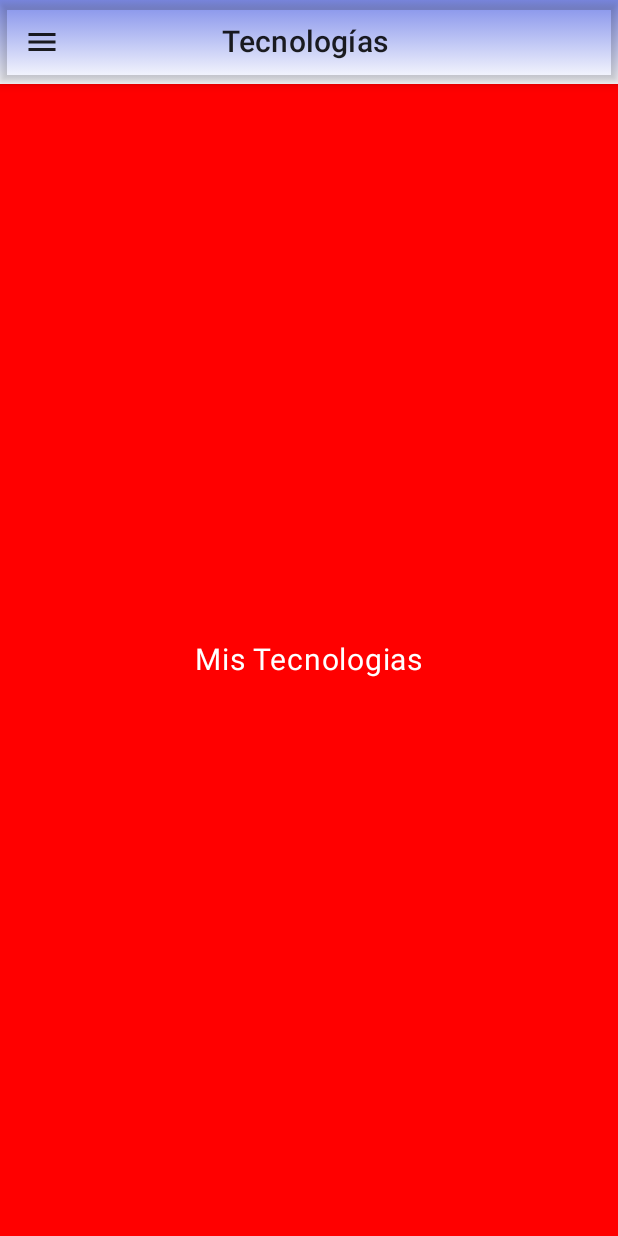
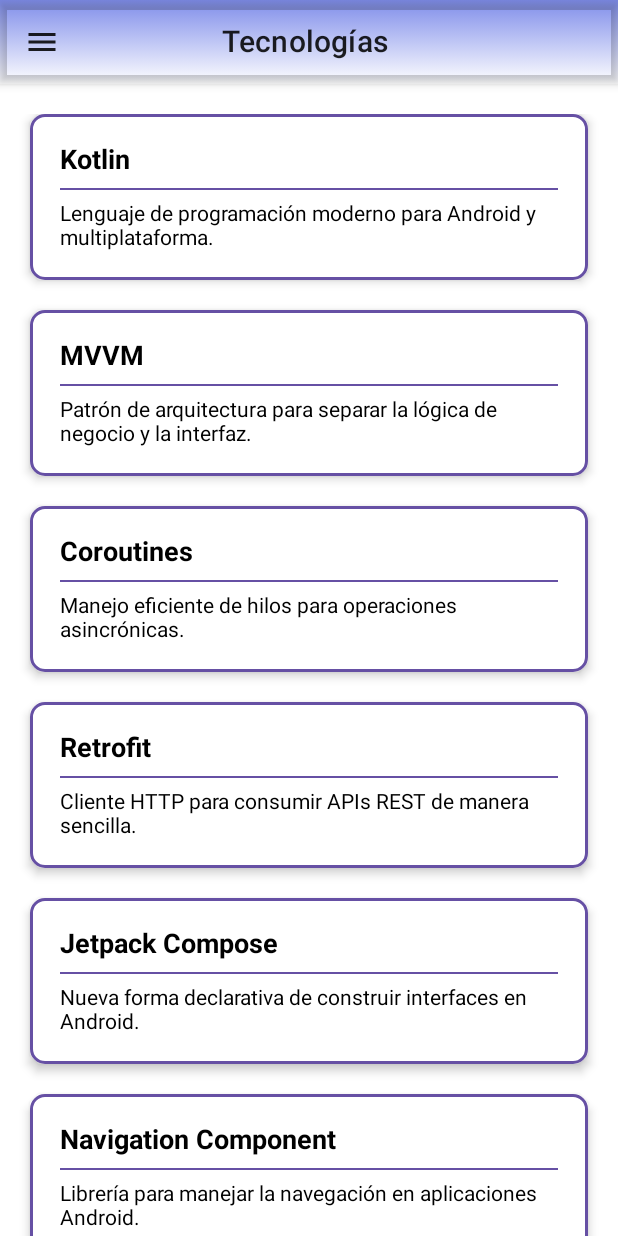
Before and after one commit to ricardosr4/MyProfileCompose, an Android app built with Jetpack Compose: the TechnologiesScreen screen opened through its navigation route, on a phone screen of 412 x 824 dp. Run offline under Robolectric (Android 15) with nearby library versions, the phone set to English and light mode, and no system bars; pictures from the network do not load.

Commit message:
skill screen ok

```diff
--- a/app/src/main/java/com/example/myprofilecompose/ui/projects/presenter/ProjectsScreen.kt
+++ b/app/src/main/java/com/example/myprofilecompose/ui/projects/presenter/ProjectsScreen.kt
@@ -122,12 +122,14 @@ fun ItemProject(galleryModel: GalleryModel, onItemSelected: (GalleryModel) -> Un
 
 fun getProjectXml(): List<GalleryModel> {
     return listOf(
-        GalleryModel("Search Friends XML", R.drawable.img_home_dogs),
-        GalleryModel(" XML", R.drawable.home_searchfriend_xml),
-        GalleryModel(" XML", R.drawable.img_api_sh_xml),
-        GalleryModel(" XML", R.drawable.img_calculadora_xml),
-        GalleryModel(" XML", R.drawable.img_login_first),
-        GalleryModel(" XML", R.drawable.img_recycler_sh_xml),
+        GalleryModel(" Search Friends ", R.drawable.img_home_dogs),
+        GalleryModel(" Search Friends", R.drawable.home_searchfriend_xml),
+        GalleryModel(" Api Super Hero", R.drawable.img_api_sh_xml),
+        GalleryModel(" Calculator", R.drawable.img_calculadora_xml),
+        GalleryModel(" Login", R.drawable.img_login_first),
+        GalleryModel(" Api Super Hero", R.drawable.img_recycler_sh_xml),
+        GalleryModel(" Imc Calculator", R.drawable.img_imc_xml),
+        GalleryModel(" Imc Calculator", R.drawable.img_imc_result),
 
     )
 }
--- a/app/src/main/java/com/example/myprofilecompose/ui/technologies/presenter/TechnologiesScreen.kt
+++ b/app/src/main/java/com/example/myprofilecompose/ui/technologies/presenter/TechnologiesScreen.kt
@@ -1,35 +1,116 @@
 package com.example.myprofilecompose.ui.technologies.presenter
 
+import androidx.compose.foundation.BorderStroke
 import androidx.compose.foundation.background
-import androidx.compose.foundation.layout.Arrangement
-import androidx.compose.foundation.layout.Box
-import androidx.compose.foundation.layout.Column
-import androidx.compose.foundation.layout.fillMaxSize
+import androidx.compose.foundation.layout.*
+import androidx.compose.foundation.lazy.LazyColumn
+import androidx.compose.foundation.lazy.items
+import androidx.compose.foundation.shape.RoundedCornerShape
+import androidx.compose.material.Card
+import androidx.compose.material.Divider
 import androidx.compose.material3.Text
 import androidx.compose.runtime.Composable
 import androidx.compose.ui.Alignment
 import androidx.compose.ui.Modifier
 import androidx.compose.ui.graphics.Color
+import androidx.compose.ui.text.TextStyle
+import androidx.compose.ui.text.font.FontWeight
+import androidx.compose.ui.unit.dp
 import androidx.compose.ui.unit.sp
+import com.example.myprofilecompose.ui.theme.Purple40
 
 @Composable
-fun TechnologiesScreen(){
-    Box(modifier = Modifier
-        .fillMaxSize()
-        .background(color = Color.Red)
-    ){
-        Column(modifier = Modifier
+fun TechnologiesScreen() {
+    Box(
+        modifier = Modifier
             .fillMaxSize()
-            .align(Alignment.Center),
+    ) {
+        Column(
+            modifier = Modifier
+                .fillMaxSize()
+                .align(Alignment.Center),
             verticalArrangement = Arrangement.Center,
             horizontalAlignment = Alignment.CenterHorizontally
-        )
-        {
-            Text(text = "Mis Tecnologias",
-                fontSize = 20.sp,
-                color = Color.White)
+        ) {
 
+            Spacer(modifier = Modifier.height(20.dp)) // Espacio entre el título y el listado
+            // Llama al LazyColumn con la lista de tecnologías
+            SkillList(skills = getSkills())
         }
     }
+}
 
+@Composable
+fun SkillList(skills: List<Pair<String, String>>) {
+    LazyColumn(
+        modifier = Modifier
+            .fillMaxSize()
+            .padding(horizontal = 20.dp),
+        verticalArrangement = Arrangement.spacedBy(20.dp)
+    ) {
+        items(skills) { skill ->
+            SkillItem(name = skill.first, description = skill.second)
+        }
+    }
 }
+
+@Composable
+fun SkillItem(name: String, description: String) {
+    Card(
+        shape = RoundedCornerShape(10.dp),
+        border = BorderStroke(2.dp, color = Purple40),
+        modifier = Modifier
+            .fillMaxWidth(),
+        elevation = 4.dp
+    ) {
+        Column(
+            modifier = Modifier
+                .padding(20.dp)
+        ) {
+            Text(
+                text = name,
+                style = TextStyle(
+                    fontSize = 18.sp,
+                    fontWeight = FontWeight.Bold
+                ),
+                modifier = Modifier.align(Alignment.Start)
+            )
+            Divider(
+                color = Purple40,
+                thickness = 1.dp,
+                modifier = Modifier.padding(vertical = 8.dp)
+            )
+            Text(
+                text = description,
+                style = TextStyle(fontSize = 14.sp),
+                modifier = Modifier.align(Alignment.Start)
+            )
+        }
+    }
+}
+
+fun getSkills(): List<Pair<String, String>> {
+    return listOf(
+        "Kotlin" to "Lenguaje de programación moderno para Android y multiplataforma.",
+        "MVVM" to "Patrón de arquitectura para separar la lógica de negocio y la interfaz.",
+        "Coroutines" to "Manejo eficiente de hilos para operaciones asincrónicas.",
+        "Retrofit" to "Cliente HTTP para consumir APIs REST de manera sencilla.",
+        "Jetpack Compose" to "Nueva forma declarativa de construir interfaces en Android.",
+        "Navigation Component" to "Librería para manejar la navegación en aplicaciones Android.",
+        "RecyclerView" to "Componente para mostrar listas o grids con alto rendimiento.",
+        "Git" to "Sistema de control de versiones distribuido para gestionar cambios en el código.",
+        "Firebase" to "Plataforma para backend, análisis y notificaciones push.",
+        "Room" to "Base de datos local para persistencia en aplicaciones Android.",
+        "Hilt" to "Librería para inyección de dependencias de forma sencilla.",
+        "Clean Architecture" to "Enfoque arquitectónico para mantener un código más limpio y escalable.",
+        "Unit Testing" to "Pruebas de unidades para garantizar la calidad del código.",
+        "LiveData" to "Observa y responde a cambios en los datos del ciclo de vida.",
+        "ViewModel" to "Mantiene los datos relacionados con la UI durante cambios de configuración.",
+        "View Binding" to "Simplifica el acceso a vistas sin usar `findViewById`.",
+        "Shared Preferences" to "Almacena pequeños datos clave-valor en local.",
+        "Picasso" to "Librería para cargar imágenes de manera eficiente.",
+        "Lifecycle" to "Permite a los componentes reaccionar ante cambios en el ciclo de vida.",
+        "ConstraintLayout" to "Diseña interfaces complejas con restricciones eficientes."
+
+    )
+}
```
Also changed, not shown: app/src/main/res/drawable/img_imc_result.png (added), app/src/main/res/drawable/img_imc_xml.png (added).
